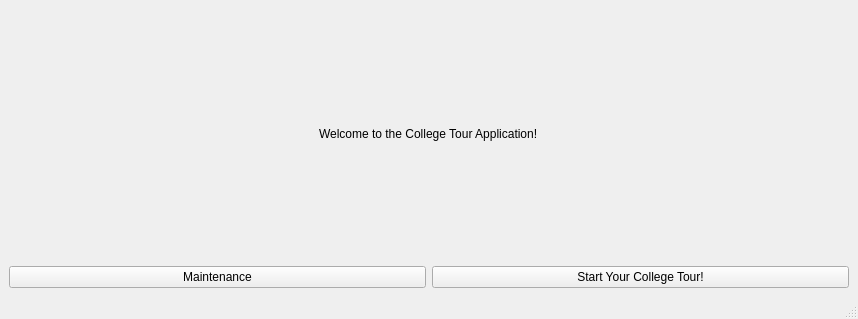
Qt form mainwindow.ui (Ling2251/CS1D-College-Tour) before a commit.
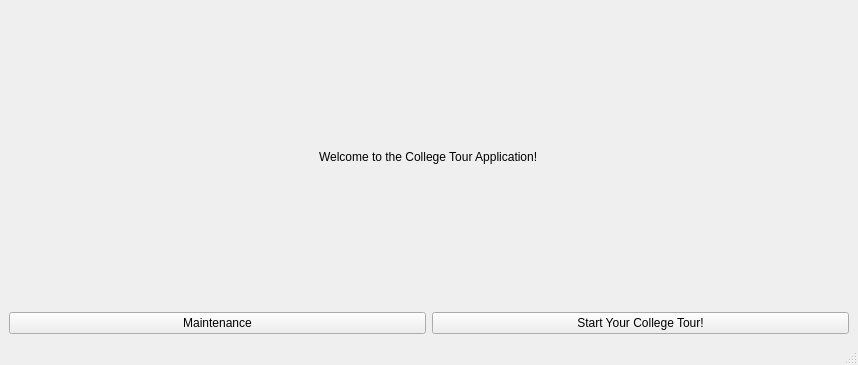
The same form after that commit.

Patch:
```diff
--- a/mainwindow.ui
+++ b/mainwindow.ui
@@ -7,7 +7,7 @@
     <x>0</x>
     <y>0</y>
     <width>858</width>
-    <height>319</height>
+    <height>365</height>
    </rect>
   </property>
   <property name="windowTitle">
```
Left out of the diff: 2 changed lines with no effect on the pictures.
